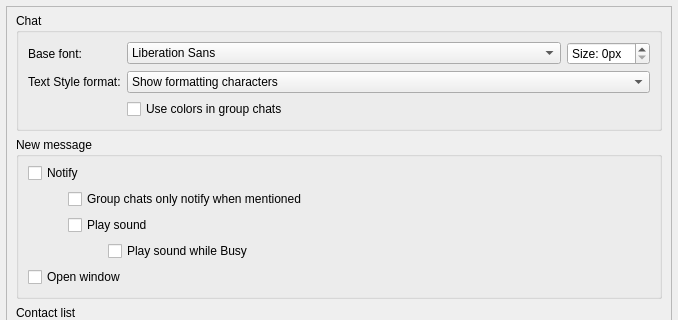
Before: the Qt Designer form src/widget/form/settings/userinterfacesettings.ui in qTox/qTox, drawn with Qt 5; both pictures show x 0 to 678 and y 0 to 320 of the 678 by 810 pixel window.
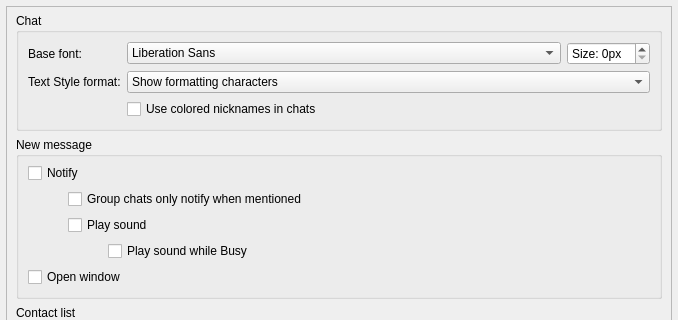
After: the same form once the commit is applied. Custom widgets are drawn as their Qt base class.

Commit message: fix(ui): groupcolors fix1

Diff of the .ui file:
```diff
--- a/src/widget/form/settings/userinterfacesettings.ui
+++ b/src/widget/form/settings/userinterfacesettings.ui
@@ -152,7 +152,7 @@
           <item row="2" column="1">
            <widget class="QCheckBox" name="gcColors">
             <property name="text">
-             <string>Use colors in group chats</string>
+             <string>Use colored nicknames in chats</string>
             </property>
            </widget>
           </item>
```
Left out of the diff: 2 changed lines with no effect on the pictures. The commit also changes 4 other files.
